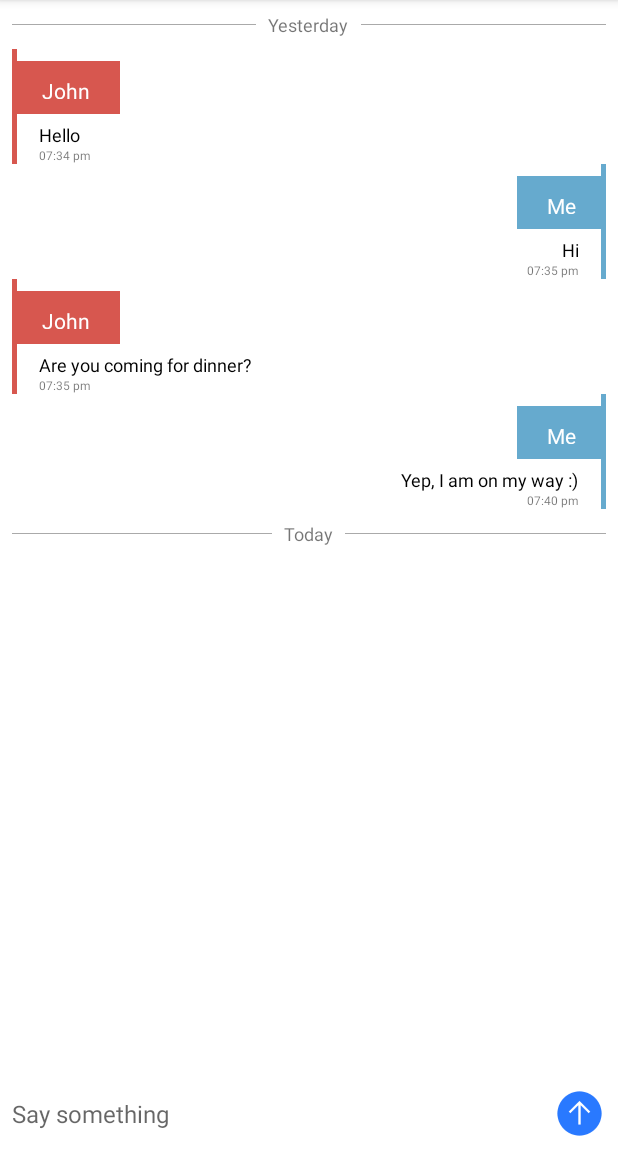
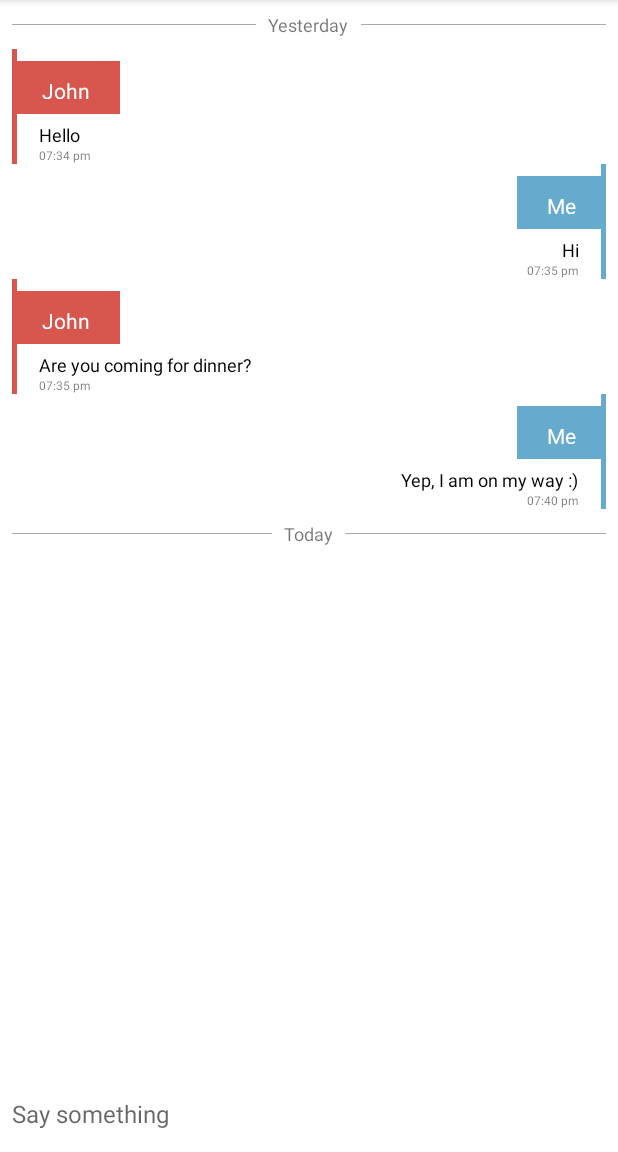
Before and after one commit to salmaanahmed/FlagChatAdapter, an Android app: the screen it shows after launch (MainActivity), on a phone screen of 412 x 824 dp, the part 84-1236 px from its top. Run offline under Robolectric (Android 15) with nearby library versions, the phone set to English and light mode, and no system bars; libraries missing offline, so code that uses them is left out: sasliderdemo.salmaan.ahmsal.

Commit message:
Code commenting and few enhancements

```diff
--- a/app/src/main/java/sasliderdemo/salmaan/ahmsal/com/flagchatadapter/ChatAdapter.kt
+++ b/app/src/main/java/sasliderdemo/salmaan/ahmsal/com/flagchatadapter/ChatAdapter.kt
@@ -7,36 +7,65 @@ import java.util.*
 
 /**
  * Created by salmaanahmed on 04/09/2018.
+ * Chat Adapter extended by FlagChatAdapter
  */
 class ChatAdapter(context: Context, private var list: ArrayList<Any>, clickListener: ((View, Int) -> Unit)? = null) : FlagChatAdapter(context, clickListener) {
+
+    /**
+     * Name of the person user is chatting with
+     */
     override val otherName: String get() = "John"
 
+    /**
+     * Size of list i.e. number of messages
+     */
     override val listSize: Int get() = list.size
 
+    /**
+     * Message on this index
+     */
     override fun chatMessage(position: Int): String {
-        return (list[position] as ChatModel).message!!
+        return (list[position] as ChatModel).message
     }
 
+    /**
+     * Message time on this index
+     */
     override fun messageTime(position: Int): String {
-        return (list[position] as ChatModel).time!!
+        return (list[position] as ChatModel).time
     }
 
+    /**
+     * Message sender on this index
+     */
     override fun isMe(position: Int): Boolean {
-        return (list[position] as ChatModel).isMe!!
+        return (list[position] as ChatModel).isMe
     }
 
+    /**
+     * Animation on this index
+     */
     override fun animation(position: Int): Boolean {
-        return (list[position] as ChatModel).animate!!
+        return (list[position] as ChatModel).animate
     }
 
+    /**
+     * Set animation status on this index
+     */
     override fun setAnimationStatus(position: Int, animationStatus: Boolean) {
         (list[position] as ChatModel).animate = animationStatus
     }
 
+    /**
+     * Object type on this index
+     */
     override fun isChatModel(position: Int): Boolean {
         return list[position] is ChatModel
     }
 
+    /**
+     * Date string on this index
+     */
     override fun date(position: Int): String {
         val item = list[position] as Calendar
         return when {
@@ -46,14 +75,24 @@ class ChatAdapter(context: Context, private var list: ArrayList<Any>, clickListe
         }
     }
 
+    /**
+     * Bubble color of other person
+     */
     override fun colorOther(context: Context): Int {
         return ContextCompat.getColor(context, R.color.red)
     }
 
+    /**
+     * Bubble color of user
+     */
     override fun colorMe(context: Context): Int {
         return ContextCompat.getColor(context, R.color.cyan)
     }
 
+    /**
+     * If you want to change show time logic, you can override this method.
+     * I prefer the logic currently implemented in adapter
+     */
     override fun showTime(position: Int): Boolean {
         return super.showTime(position)
     }
--- a/app/src/main/java/sasliderdemo/salmaan/ahmsal/com/flagchatadapter/ChatModel.kt
+++ b/app/src/main/java/sasliderdemo/salmaan/ahmsal/com/flagchatadapter/ChatModel.kt
@@ -2,6 +2,7 @@ package sasliderdemo.salmaan.ahmsal.com.flagchatadapter
 
 /**
  * Created by salmaanahmed on 04/09/2018.
+ * Data class for chat model
  */
 data class ChatModel (
     var message: String = "",
--- a/app/src/main/java/sasliderdemo/salmaan/ahmsal/com/flagchatadapter/MainActivity.kt
+++ b/app/src/main/java/sasliderdemo/salmaan/ahmsal/com/flagchatadapter/MainActivity.kt
@@ -9,17 +9,26 @@ import android.widget.LinearLayout
 import kotlinx.android.synthetic.main.activity_main.*
 import java.util.*
 
+/**
+ * Main Activity for chat screen
+ */
 class MainActivity : AppCompatActivity() {
 
-    var isMeRandom = false
+    private var isMeRandom = false // IsMe flag random
 
-    private var chatMessages: ArrayList<Any> = ArrayList()
-    private var chatAdapter: ChatAdapter? = null
+    private var chatMessages: ArrayList<Any> = ArrayList()  // Chat Array
+    private var chatAdapter: ChatAdapter? = null            // Chat Adapter
 
+    /**
+     * Bind adapter with recycler view
+     * Add view listeners
+     * Load dummy data
+     */
     override fun onCreate(savedInstanceState: Bundle?) {
         super.onCreate(savedInstanceState)
         setContentView(R.layout.activity_main)
 
+        // Create and assign adapter
         recyclerView.layoutManager = LinearLayoutManager(this, LinearLayout.VERTICAL, false)
         chatAdapter = ChatAdapter(this@MainActivity, chatMessages)
         recyclerView.adapter = chatAdapter
@@ -28,22 +37,31 @@ class MainActivity : AppCompatActivity() {
             btnSend.visibility = if (tvMessage.text.trim().isNotEmpty()) View.VISIBLE else View.INVISIBLE
         }
 
+        // Change Sender
+        // Send Message
+        // Clear edit text
         btnSend.setOnClickListener {
             isMeRandom = !isMeRandom
             sendMessage(ChatModel(tvMessage.text.trim().toString(), Calendar.getInstance().toHHmma(), isMeRandom, true))
             tvMessage.text = null
         }
 
+        // Load dummy data
         loadDummyData()
     }
 
+    /**
+     * Add chat message, notify data set and scroll to bottom
+     */
     private fun sendMessage(chatMessage: Any) {
         chatMessages.add(chatMessage)
-        chatAdapter!!.notifyDataSetChanged()
         chatAdapter!!.notifyItemInserted(chatMessages.size - 1)
         Handler().postDelayed({ recyclerView.scrollToPosition(chatMessages.size - 1) }, 100)
     }
 
+    /**
+     * Load dummy data initially
+     */
     private fun loadDummyData() {
         val yesterday: Calendar = Calendar.getInstance()
         yesterday.add(Calendar.DATE, -1)
@@ -54,25 +72,4 @@ class MainActivity : AppCompatActivity() {
         sendMessage(ChatModel("Yep, I am on my way :)", "07:40 pm", true, false))
         sendMessage(Calendar.getInstance())
     }
-
-//    private fun addChatObjectToList(chat: ChatModel) {
-//        if (chatMessages.isEmpty()) {
-//            chatMessages.add(chat.time)
-//        } else if (chatMessages.last() is ChatModel) {
-//            if (!(chatMessages.last() as ChatModel).time.toCalender()!!.isSameDay(chat.time.toCalender()!!)) {
-//                chatMessages.add(chat.time)
-//            } else {
-//                // Check date
-//                if (chat.isMe == (chatMessages.last() as ChatModel).isMe && chat.time.toCalender()!!.isSameMinute(((chatMessages.last() as ChatModel).time).toCalender()!!)) {
-//                    (chatMessages.last() as ChatModel).showTime = false
-//                    chatAdapter!!.notifyItemChanged(chatMessages.size - 1)
-//                }
-//            }
-//        }
-//
-//        chatMessages.add(chat)
-//        chatAdapter!!.notifyDataSetChanged()
-//        chatAdapter!!.notifyItemInserted(chatMessages.size - 1)
-//        Handler().postDelayed({ recyclerView.scrollToPosition(chatMessages.size - 1) }, 100)
-//    }
 }
--- a/app/src/main/res/layout/activity_main.xml
+++ b/app/src/main/res/layout/activity_main.xml
@@ -1,6 +1,5 @@
 <?xml version="1.0" encoding="utf-8"?>
 <RelativeLayout xmlns:android="http://schemas.android.com/apk/res/android"
-    xmlns:tools="http://schemas.android.com/tools"
     android:layout_width="match_parent"
     android:layout_height="match_parent"
     android:background="@android:color/white"
@@ -23,7 +22,9 @@
         android:layout_alignParentRight="true"
         android:layout_margin="8dp"
         android:clickable="true"
+        android:focusable="true"
         android:gravity="center"
+        android:visibility="invisible"
         android:src="@drawable/ic_send" />
 
     <EditText
--- a/flagchatadapter/src/main/java/sasliderdemo/salmaan/ahmsal/com/flagchatadapter/FlagChatAdapter.kt
+++ b/flagchatadapter/src/main/java/sasliderdemo/salmaan/ahmsal/com/flagchatadapter/FlagChatAdapter.kt
@@ -16,96 +16,178 @@ import kotlinx.android.synthetic.main.cell_chat_date.view.*
 
 /**
  * Created by salmaanahmed on 04/09/2018.
+ * Extend your recycler view adapter with this adapter and voila!
+ * You have your animated chat adapter working.
  */
 abstract class FlagChatAdapter(val context: Context, val clickListener: ((View, Int) -> Unit)? = null) : RecyclerView.Adapter<FlagChatAdapter.ViewHolder>() {
 
-    private val chatView = 0
-    private val dateView = 1
+    private val chatView = 0 //View types - Chat View
+    private val dateView = 1 //View types - Date View
 
+    /**
+     * return chat message on the position passed as parameter
+     */
     abstract fun chatMessage(position: Int): String
+
+    /**
+     * return time of message as string format on the position passed as parameter
+     */
     abstract fun messageTime(position: Int): String
+
+    /**
+     * return message sender on the position passed as parameter
+     * if its you, return true
+     */
     abstract fun isMe(position: Int): Boolean
+
+    /**
+     * you must have a variable of animation in the object i.e. if you want to animate or not
+     */
     abstract fun animation(position: Int): Boolean
+
+    /**
+     * the animation variable must be set to false when animation is performed once
+     * otherwise flags will animate on every scroll
+     */
     abstract fun setAnimationStatus(position: Int, animationStatus: Boolean)
+
+    /**
+     * Name of the sender
+     */
     abstract val otherName: String
+
+    /**
+     * You shall simply return list.size
+     */
     abstract val listSize: Int
 
+    /**
+     * OPTIONAL:
+     * you can change flag color of your chat message
+     */
     open fun colorMe(context: Context): Int {
         return ContextCompat.getColor(context, R.color.orange)
     }
 
+    /**
+     * OPTIONAL:
+     * you can change flag color of other person's chat message
+     */
     open fun colorOther(context: Context): Int {
         return ContextCompat.getColor(context, R.color.green)
     }
 
+    /**
+     * OPTIONAL:
+     * If your list contains some other data type from chat model i.e. date
+     * you must return false in that case so adapter can check for date and display the date
+     * chat message functions will not be called on the position if !isChatModel
+     */
     open fun isChatModel(position: Int): Boolean {
         return true
     }
 
+    /**
+     * OPTIONAL:
+     * If !isChatModel adapter will display date place holder
+     * it will be populated with the string returned by this function
+     * you shall return the date or strings such as TODAY or YESTERDAY in this function
+     */
     open fun date(position: Int): String {
         return ""
     }
 
+    /**
+     * OPTIONAL:
+     * This current code will not display time if same user sends message in same time
+     * You may override this method to change the logic or simply return true if you always want to show time
+     */
     open fun showTime(position: Int): Boolean {
         if (position > 0) {
-            if (isChatModel(position) && isChatModel(position - 1) && isMe(position) && isMe(position - 1)) return false
+            if (isChatModel(position) && isChatModel(position - 1)) {
+                if (isMe(position) && isMe(position - 1) && messageTime(position) == messageTime(position - 1)) {
+                    return false
+                }
+            }
         }
         return true
     }
 
+    /**
+     * Overriden function to bind view holder
+     * Decide to show the chat view or date view
+     * Populate data in views and show animation
+     */
     override fun onBindViewHolder(holder: ViewHolder, position: Int) {
-        if (isChatModel(position)) {
-            var chatMessage = chatMessage(position)
-            var showTime = showTime(position)
-            var messageTime = messageTime(position)
-            var isMe = isMe(position)
-            var animate = animation(position)
-            holder?.bindData(chatMessage, showTime, messageTime, isMe, colorMe(context), colorOther(context), otherName)
+        if (isChatModel(position)) { // If it is chat model
+            val chatMessage = chatMessage(position)
+            val showTime = showTime(position)
+            val messageTime = messageTime(position)
+            val isMe = isMe(position)
+            val animate = animation(position)
+
+            // Bind data with viewholder
+            holder.bindData(chatMessage, showTime, messageTime, isMe, colorMe(context), colorOther(context), otherName)
 
 
-            /// If flag is to be shown or not
+            // If previous message is from same person, hide the flag
             if (position > 0 && isChatModel(position - 1) && isMe == isMe(position - 1)) { //Hide Flag
-                holder?.itemView!!.name.visibility = View.GONE
-                holder?.itemView!!.flagPadding.visibility = View.GONE
-            } else { // show Flag
+                holder.itemView.name.visibility = View.GONE
+                holder.itemView.flagPadding.visibility = View.GONE
+            } else { // Otherwise show flag
                 if (animate) {// If flag is not animated before
-                    holder?.itemView!!.name.visibility = View.INVISIBLE
-                    holder?.itemView!!.flagPadding.visibility = View.VISIBLE
-                    flagAnimation(holder?.itemView!!, position)
-                } else { // Do not animate flag if its animated before i.e. if user is scrolling up
-                    holder?.itemView!!.name.visibility = View.VISIBLE
-                    holder?.itemView!!.flagPadding.visibility = View.VISIBLE
+                    holder.itemView.name.visibility = View.INVISIBLE
+                    holder.itemView.flagPadding.visibility = View.VISIBLE
+                    flagAnimation(holder.itemView, position)
+                } else { // Do not animate flag if its animated before i.e. if user is scrolling list
+                    holder.itemView.name.visibility = View.VISIBLE
+                    holder.itemView.flagPadding.visibility = View.VISIBLE
                 }
             }
         } else {
-            holder?.itemView.date.text = date(position)
+            // If it is date, populate the textview
+            holder.itemView.date.text = date(position)
         }
     }
 
+    /**
+     * Item view type on basis of chat model
+     */
     override fun getItemViewType(position: Int): Int {
         return if (isChatModel(position)) chatView else dateView
     }
 
+    /**
+     * Create view holder for both type of objects
+     */
     override fun onCreateViewHolder(parent: ViewGroup, viewType: Int): ViewHolder {
         return if (viewType == chatView) {
-            val v = LayoutInflater.from(parent?.context).inflate(R.layout.cell_chat, parent, false)
+            val v = LayoutInflater.from(parent.context).inflate(R.layout.cell_chat, parent, false)
             ViewHolder(v)
         } else {
-            val v = LayoutInflater.from(parent?.context).inflate(R.layout.cell_chat_date, parent, false)
+            val v = LayoutInflater.from(parent.context).inflate(R.layout.cell_chat_date, parent, false)
             ViewHolder(v)
         }
     }
 
+    /**
+     * Number of messages
+     */
     override fun getItemCount(): Int {
         return listSize
     }
 
+    /**
+     * ViewHolder to cache the cells to optimize performance
+     * Populate the data, set colors, flags, animation etc.
+     */
     class ViewHolder(itemView: View) : RecyclerView.ViewHolder(itemView) {
         fun bindData(message: String, showTime: Boolean = true, time: String, isMe: Boolean, colorMe: Int, colorOther: Int, otherName: String) {
             setSides(isMe, colorMe, colorOther)
-            setMessageType(message, showTime, time, isMe, otherName)
+            setMessage(message, showTime, time, isMe, otherName)
         }
 
+        // Set sides, colors, and views according to sender
         private fun setSides(isMe: Boolean, colorMe: Int, colorOther: Int) {
             if (isMe) {
                 (itemView.line.layoutParams as RelativeLayout.LayoutParams).addRule(RelativeLayout.ALIGN_PARENT_RIGHT)
@@ -132,7 +214,8 @@ abstract class FlagChatAdapter(val context: Context, val clickListener: ((View,
             }
         }
 
-        private fun setMessageType(message: String, showTime: Boolean, time: String, isMe: Boolean, otherName: String) {
+        // Populate message, date, sender in the views
+        private fun setMessage(message: String, showTime: Boolean, time: String, isMe: Boolean, otherName: String) {
             itemView.message.text = message
             itemView.time.text = time
             itemView.name.text = if (isMe) "Me" else otherName
@@ -141,8 +224,11 @@ abstract class FlagChatAdapter(val context: Context, val clickListener: ((View,
         }
     }
 
+    /**
+     * Flag animation on the views
+     */
     private fun flagAnimation(itemView: View, position: Int) {
-        val translateAnim = AnimationUtils.loadAnimation(itemView!!.context, R.anim.item_animation_from_bottom)
+        val translateAnim = AnimationUtils.loadAnimation(itemView.context, R.anim.item_animation_from_bottom)
         translateAnim.fillAfter = true
         translateAnim.isFillEnabled = true
         translateAnim.fillBefore = false
@@ -154,8 +240,6 @@ abstract class FlagChatAdapter(val context: Context, val clickListener: ((View,
 
             override fun onAnimationEnd(animation: Animation) {
                 itemView.linearLayout.animate().alpha(1.0f).duration = 1000
-//                var model = list[position]
-//                if (model is ChatModel) model.animate = false
                 setAnimationStatus(position, false)
             }
 
```
